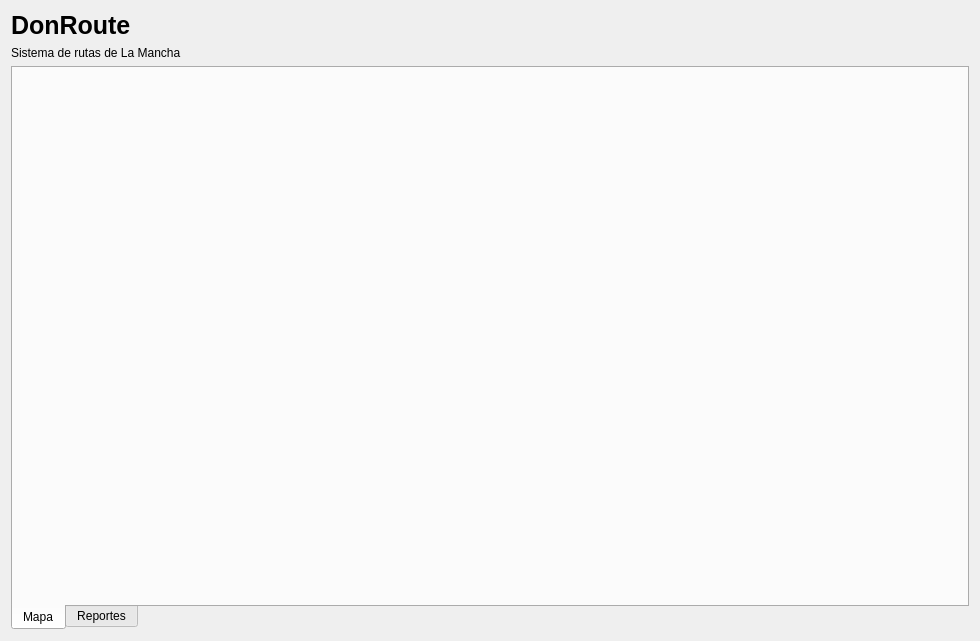
Old version of the form ui/mainview.ui in the repository Aryelrh/DonRoute.
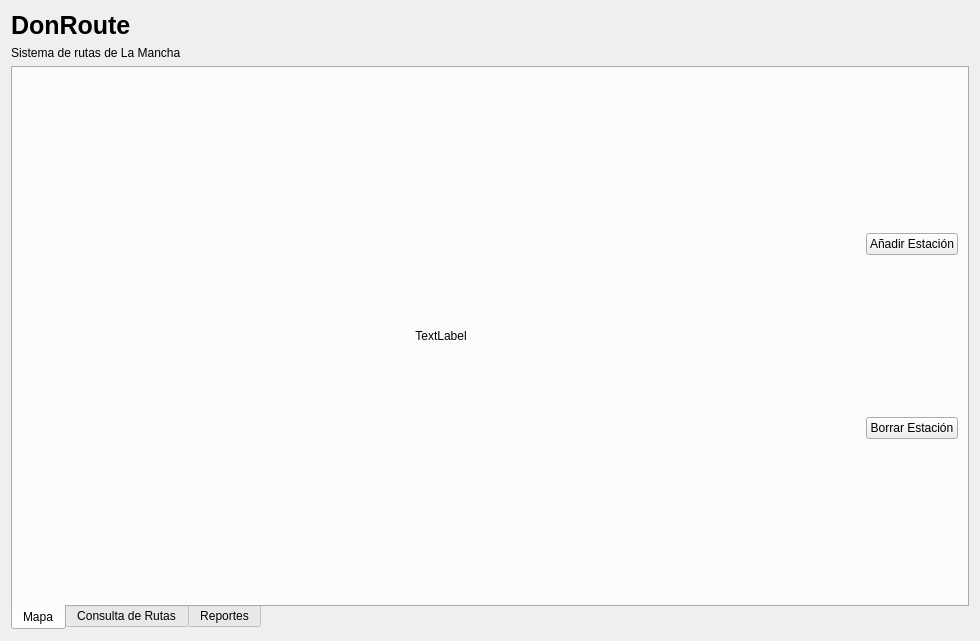
New version of the form.

```diff
--- a/ui/mainview.ui
+++ b/ui/mainview.ui
@@ -61,8 +61,75 @@
            <string>Mapa</string>
           </attribute>
           <layout class="QGridLayout" name="gridLayout_2">
+           <item row="0" column="1">
+            <layout class="QHBoxLayout" name="horizontalLayout_2">
+             <item>
+              <widget class="QLabel" name="lblInteractiveMap">
+               <property name="minimumSize">
+                <size>
+                 <width>400</width>
+                 <height>250</height>
+                </size>
+               </property>
+               <property name="sizePolicy">
+                <sizepolicy hsizetype="Expanding" vsizetype="Expanding">
+                 <horstretch>0</horstretch>
+                 <verstretch>0</verstretch>
+                </sizepolicy>
+               </property>
+               <property name="text">
+                <string>TextLabel</string>
+               </property>
+               <property name="alignment">
+                <set>Qt::AlignCenter</set>
+               </property>
+               <property name="scaledContents">
+                <bool>false</bool>
+               </property>
+              </widget>
+             </item>
+             <item>
+              <layout class="QVBoxLayout" name="verticalLayout_3">
+               <property name="sizeConstraint">
+                <enum>QLayout::SizeConstraint::SetMinAndMaxSize</enum>
+               </property>
+               <item>
+                <widget class="QPushButton" name="btnAddStation">
+                 <property name="maximumSize">
+                  <size>
+                   <width>500</width>
+                   <height>16777215</height>
+                  </size>
+                 </property>
+                 <property name="text">
+                  <string>Añadir Estación</string>
+                 </property>
+                </widget>
+               </item>
+               <item>
+                <widget class="QPushButton" name="btnDeleteStation">
+                 <property name="text">
+                  <string>Borrar Estación</string>
+                 </property>
+                </widget>
+               </item>
+              </layout>
+             </item>
+            </layout>
+           </item>
+          </layout>
+         </widget>
+         <widget class="QWidget" name="tab_3">
+          <attribute name="title">
+           <string>Consulta de Rutas</string>
+          </attribute>
+          <layout class="QGridLayout" name="gridLayout_3">
            <item row="0" column="0">
-            <layout class="QHBoxLayout" name="horizontalLayout_2"/>
+            <layout class="QHBoxLayout" name="horizontalLayout_3">
+             <item>
+              <widget class="QGraphicsView" name="viewRoutesMap"/>
+             </item>
+            </layout>
            </item>
           </layout>
          </widget>
```
